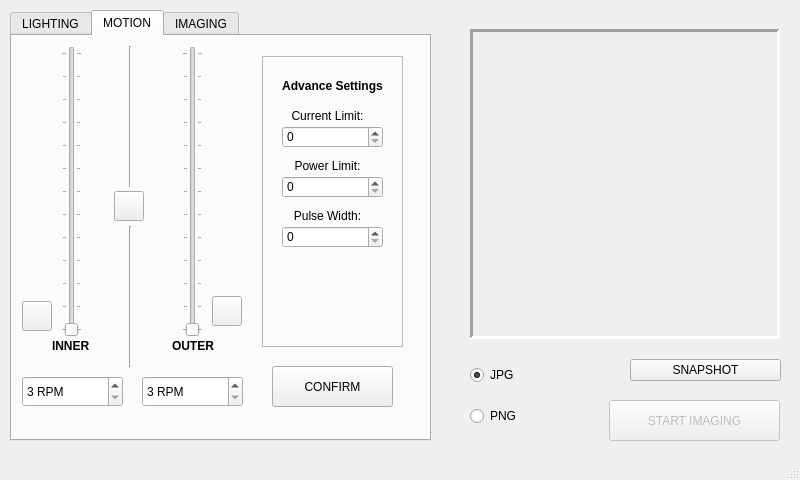
Old version of the form _ui/Clinostat.ui in the repository CoSE-Jerry/3D-Clinostat.
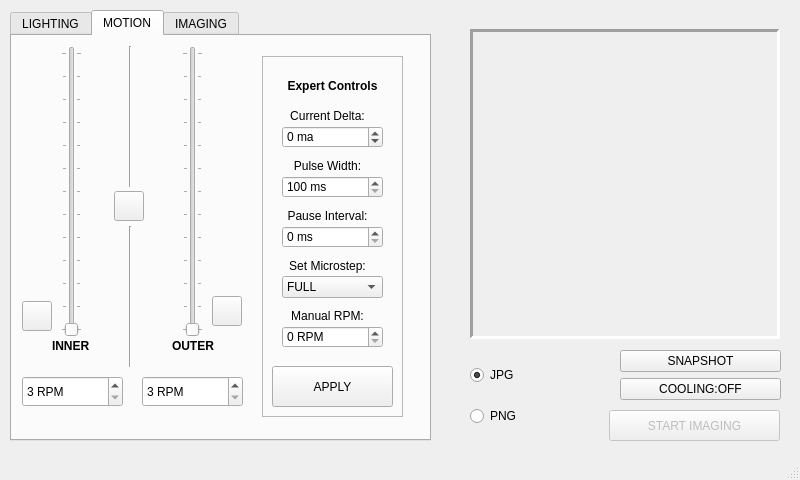
New version of the form. The open tabs and pages were chosen to show the change. Icons and pictures are not drawn.

The edit to the form file:
```diff
--- a/_ui/Clinostat.ui
+++ b/_ui/Clinostat.ui
@@ -480,19 +480,6 @@
        <number>1</number>
       </property>
      </widget>
-     <widget class="QPushButton" name="pushButton">
-      <property name="geometry">
-       <rect>
-        <x>260</x>
-        <y>330</y>
-        <width>121</width>
-        <height>41</height>
-       </rect>
-      </property>
-      <property name="text">
-       <string>CONFIRM</string>
-      </property>
-     </widget>
      <widget class="QSpinBox" name="inner_spinBox">
       <property name="geometry">
        <rect>
@@ -576,7 +563,7 @@
         <x>250</x>
         <y>20</y>
         <width>141</width>
-        <height>291</height>
+        <height>361</height>
        </rect>
       </property>
       <property name="frameShape">
@@ -594,6 +581,18 @@
          <height>22</height>
         </rect>
        </property>
+       <property name="suffix">
+        <string> ma</string>
+       </property>
+       <property name="prefix">
+        <string/>
+       </property>
+       <property name="minimum">
+        <number>-200</number>
+       </property>
+       <property name="maximum">
+        <number>200</number>
+       </property>
       </widget>
       <widget class="QLabel" name="label_2">
        <property name="geometry">
@@ -605,7 +604,7 @@
         </rect>
        </property>
        <property name="text">
-        <string>&lt;html&gt;&lt;head/&gt;&lt;body&gt;&lt;p align=&quot;center&quot;&gt;Current Limit:&lt;/p&gt;&lt;/body&gt;&lt;/html&gt;</string>
+        <string>&lt;html&gt;&lt;head/&gt;&lt;body&gt;&lt;p align=&quot;center&quot;&gt;Current Delta:&lt;/p&gt;&lt;/body&gt;&lt;/html&gt;</string>
        </property>
       </widget>
       <widget class="QSpinBox" name="spinBox_4">
@@ -617,6 +616,18 @@
          <height>22</height>
         </rect>
        </property>
+       <property name="suffix">
+        <string> ms</string>
+       </property>
+       <property name="prefix">
+        <string/>
+       </property>
+       <property name="minimum">
+        <number>100</number>
+       </property>
+       <property name="maximum">
+        <number>1000</number>
+       </property>
       </widget>
       <widget class="QSpinBox" name="spinBox_5">
        <property name="geometry">
@@ -627,6 +638,12 @@
          <height>22</height>
         </rect>
        </property>
+       <property name="suffix">
+        <string> ms</string>
+       </property>
+       <property name="maximum">
+        <number>500</number>
+       </property>
       </widget>
       <widget class="QLabel" name="label_5">
        <property name="geometry">
@@ -638,7 +655,7 @@
         </rect>
        </property>
        <property name="text">
-        <string>&lt;html&gt;&lt;head/&gt;&lt;body&gt;&lt;p align=&quot;center&quot;&gt;Power Limit:&lt;/p&gt;&lt;/body&gt;&lt;/html&gt;</string>
+        <string>&lt;html&gt;&lt;head/&gt;&lt;body&gt;&lt;p align=&quot;center&quot;&gt;Pulse Width:&lt;/p&gt;&lt;/body&gt;&lt;/html&gt;</string>
        </property>
       </widget>
       <widget class="QLabel" name="label_7">
@@ -651,7 +668,7 @@
         </rect>
        </property>
        <property name="text">
-        <string>&lt;html&gt;&lt;head/&gt;&lt;body&gt;&lt;p align=&quot;center&quot;&gt;Pulse Width:&lt;/p&gt;&lt;/body&gt;&lt;/html&gt;</string>
+        <string>&lt;html&gt;&lt;head/&gt;&lt;body&gt;&lt;p align=&quot;center&quot;&gt;Pause Interval:&lt;/p&gt;&lt;/body&gt;&lt;/html&gt;</string>
        </property>
       </widget>
       <widget class="QLabel" name="label_6">
@@ -664,9 +681,111 @@
         </rect>
        </property>
        <property name="text">
-        <string>&lt;html&gt;&lt;head/&gt;&lt;body&gt;&lt;p align=&quot;center&quot;&gt;&lt;span style=&quot; font-weight:600;&quot;&gt;Advance Settings&lt;/span&gt;&lt;/p&gt;&lt;/body&gt;&lt;/html&gt;</string>
+        <string>&lt;html&gt;&lt;head/&gt;&lt;body&gt;&lt;p align=&quot;center&quot;&gt;&lt;span style=&quot; font-weight:600;&quot;&gt;Expert Controls&lt;/span&gt;&lt;/p&gt;&lt;/body&gt;&lt;/html&gt;</string>
        </property>
       </widget>
+      <widget class="QLabel" name="label_13">
+       <property name="geometry">
+        <rect>
+         <x>10</x>
+         <y>200</y>
+         <width>111</width>
+         <height>21</height>
+        </rect>
+       </property>
+       <property name="text">
+        <string>&lt;html&gt;&lt;head/&gt;&lt;body&gt;&lt;p align=&quot;center&quot;&gt;Set Microstep:&lt;/p&gt;&lt;/body&gt;&lt;/html&gt;</string>
+       </property>
+      </widget>
+      <widget class="QPushButton" name="pushButton">
+       <property name="geometry">
+        <rect>
+         <x>10</x>
+         <y>310</y>
+         <width>121</width>
+         <height>41</height>
+        </rect>
+       </property>
+       <property name="text">
+        <string>APPLY</string>
+       </property>
+      </widget>
+      <widget class="QLabel" name="label_14">
+       <property name="geometry">
+        <rect>
+         <x>10</x>
+         <y>250</y>
+         <width>111</width>
+         <height>21</height>
+        </rect>
+       </property>
+       <property name="text">
+        <string>&lt;html&gt;&lt;head/&gt;&lt;body&gt;&lt;p align=&quot;center&quot;&gt;Manual RPM:&lt;/p&gt;&lt;/body&gt;&lt;/html&gt;</string>
+       </property>
+      </widget>
+      <widget class="QSpinBox" name="spinBox_7">
+       <property name="geometry">
+        <rect>
+         <x>20</x>
+         <y>270</y>
+         <width>101</width>
+         <height>22</height>
+        </rect>
+       </property>
+       <property name="suffix">
+        <string> RPM</string>
+       </property>
+      </widget>
+      <widget class="QComboBox" name="comboBox">
+       <property name="geometry">
+        <rect>
+         <x>20</x>
+         <y>220</y>
+         <width>101</width>
+         <height>22</height>
+        </rect>
+       </property>
+       <item>
+        <property name="text">
+         <string>FULL</string>
+        </property>
+       </item>
+       <item>
+        <property name="text">
+         <string>1/2</string>
+        </property>
+       </item>
+       <item>
+        <property name="text">
+         <string>1/4</string>
+        </property>
+       </item>
+       <item>
+        <property name="text">
+         <string>1/8</string>
+        </property>
+       </item>
+       <item>
+        <property name="text">
+         <string>1/16</string>
+        </property>
+       </item>
+       <item>
+        <property name="text">
+         <string>1/32</string>
+        </property>
+       </item>
+       <item>
+        <property name="text">
+         <string>1/64</string>
+        </property>
+       </item>
+       <item>
+        <property name="text">
+         <string>1/128</string>
+        </property>
+       </item>
+      </widget>
      </widget>
      <widget class="QPushButton" name="pushButton_link">
       <property name="geometry">
@@ -915,10 +1034,10 @@
    <widget class="QWidget" name="verticalLayoutWidget_5">
     <property name="geometry">
      <rect>
-      <x>630</x>
+      <x>620</x>
       <y>350</y>
-      <width>151</width>
-      <height>41</height>
+      <width>161</width>
+      <height>51</height>
      </rect>
     </property>
     <layout class="QVBoxLayout" name="verticalLayout_13">
@@ -932,6 +1051,16 @@
        </property>
       </widget>
      </item>
+     <item>
+      <widget class="QPushButton" name="Cooling">
+       <property name="enabled">
+        <bool>true</bool>
+       </property>
+       <property name="text">
+        <string>COOLING:OFF</string>
+       </property>
+      </widget>
+     </item>
     </layout>
    </widget>
    <widget class="QPushButton" name="startImaging_pushButton">
@@ -941,9 +1070,9 @@
     <property name="geometry">
      <rect>
       <x>609</x>
-      <y>400</y>
+      <y>410</y>
       <width>171</width>
-      <height>41</height>
+      <height>31</height>
      </rect>
     </property>
     <property name="text">
```
Left out of the diff: 2 changed lines with no effect on the pictures.
